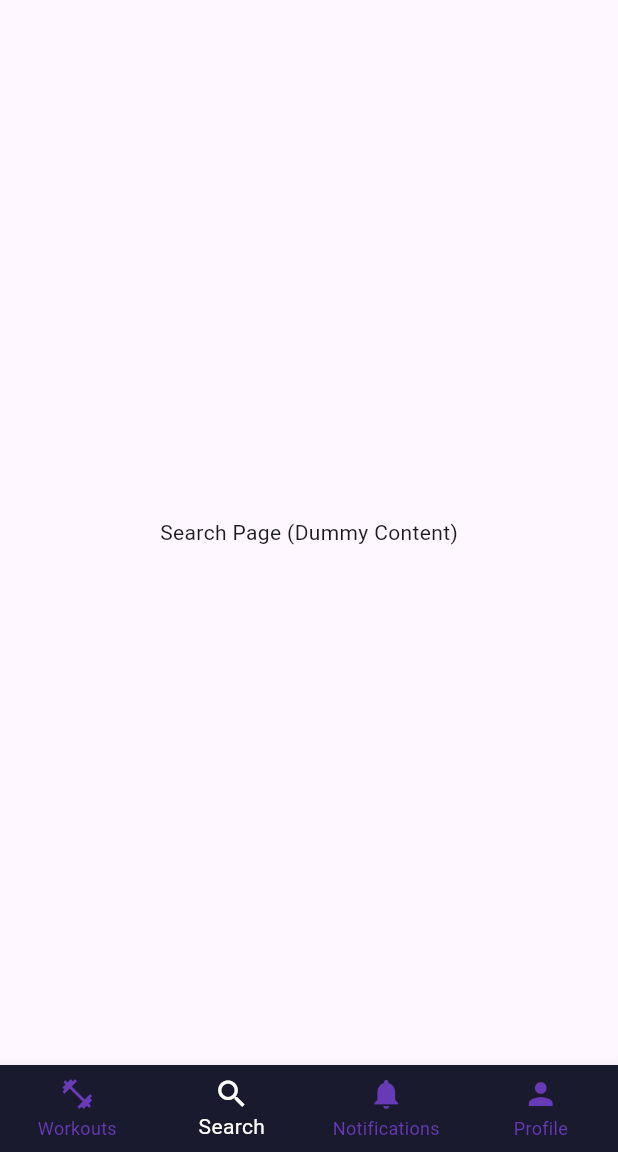
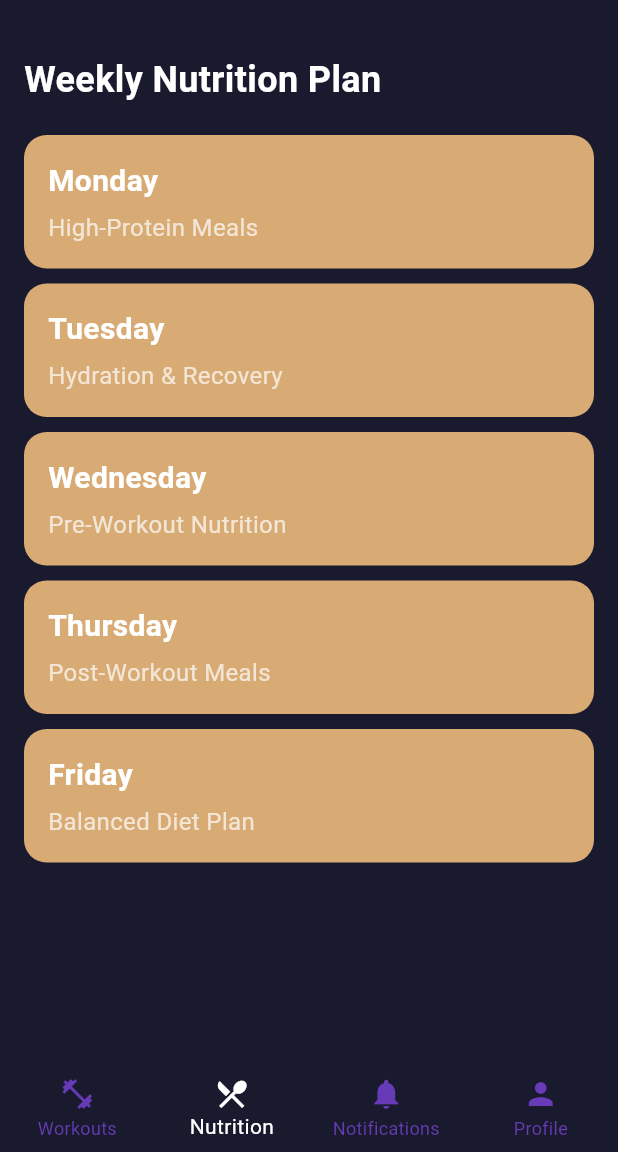
Before and after one commit to parip2/Fitness-App, a Flutter app: the screen it shows after launch, item 2 of the bottom bar chosen, on a phone screen of 412 x 824 dp, the part 84-1236 px from its top. Run offline on Flutter 3.47's test engine with Material 3 defaults, Android fonts, the phone set to English and light mode, and no system bars; our stand-ins replace cloud_firestore, firebase_auth, firebase_core; accounts and stored records are empty.

Commit message:
notifications and nutrition

```diff
--- a/lib/main.dart
+++ b/lib/main.dart
@@ -6,6 +6,7 @@ import 'src/pages/signup.dart'; // Import the signup page
 import 'src/pages/home.dart'; // Import the home page
 import 'dart:io' show Platform;
 import 'package:flutter/foundation.dart' show kIsWeb;
+import 'src/pages/notifications.dart';
 
 // Import firebase_options correctly
 import 'firebase_options.dart'
@@ -55,6 +56,7 @@ class MyApp extends StatelessWidget {
         '/login': (context) => const LoginPage(),
         '/home': (context) => const HomePage(),
         '/signup': (context) => const SignupPage(),
+        '/notifications': (context) => const NotificationsPage(),
       },
     );
   }
--- a/lib/src/pages/home.dart
+++ b/lib/src/pages/home.dart
@@ -3,6 +3,8 @@ import 'package:firebase_auth/firebase_auth.dart'; // Import Firebase Auth
 import 'login.dart'; // Import the login page
 import 'profile.dart'; // Import the profile page
 import 'dart:math';
+import 'notifications.dart';
+import 'nutrition.dart';
 
 class HomePage extends StatefulWidget {
   const HomePage({super.key});
@@ -17,8 +19,8 @@ class _HomePageState extends State<HomePage> {
   // List of widgets for each tab
   final List<Widget> _pages = const [
     WeeklyWorkoutChallenge(), // New workout challenge page
-    Center(child: Text('Search Page (Dummy Content)')), // Search content
-    Center(child: Text('Notifications Page (Dummy Content)')), // Notifications content
+    NutritionPage(),
+    NotificationsPage(),
     ProfilePage(), // Profile page
   ];
 
@@ -61,8 +63,8 @@ class _HomePageState extends State<HomePage> {
             label: 'Workouts',
           ),
           BottomNavigationBarItem(
-            icon: Icon(Icons.search),
-            label: 'Search',
+            icon: Icon(Icons.restaurant_menu),
+            label: 'Nutrition',
           ),
           BottomNavigationBarItem(
             icon: Icon(Icons.notifications),
--- /dev/null
+++ b/lib/src/pages/nutrition.dart
@@ -0,0 +1,147 @@
+import 'package:flutter/material.dart';
+
+class NutritionPage extends StatelessWidget {
+  const NutritionPage({super.key});
+
+  @override
+  Widget build(BuildContext context) {
+    return Scaffold(
+      backgroundColor: const Color(0xFF1A1A2E), // Dark theme background
+      body: Padding(
+        padding: const EdgeInsets.all(16.0),
+        child: Column(
+          crossAxisAlignment: CrossAxisAlignment.start,
+          children: <Widget>[
+            const SizedBox(height: 20),
+            const Text(
+              'Weekly Nutrition Plan',
+              style: TextStyle(
+                color: Colors.white,
+                fontSize: 24,
+                fontWeight: FontWeight.bold,
+              ),
+            ),
+            const SizedBox(height: 20),
+            Expanded(
+              child: ListView(
+                children: [
+                  _buildMealCard(context, 'Monday', 'High-Protein Meals'),
+                  const SizedBox(height: 10),
+                  _buildMealCard(context, 'Tuesday', 'Hydration & Recovery'),
+                  const SizedBox(height: 10),
+                  _buildMealCard(context, 'Wednesday', 'Pre-Workout Nutrition'),
+                  const SizedBox(height: 10),
+                  _buildMealCard(context, 'Thursday', 'Post-Workout Meals'),
+                  const SizedBox(height: 10),
+                  _buildMealCard(context, 'Friday', 'Balanced Diet Plan'),
+                ],
+              ),
+            ),
+          ],
+        ),
+      ),
+    );
+  }
+
+  Widget _buildMealCard(BuildContext context, String day, String mealType) {
+    return GestureDetector(
+      onTap: () {
+        // Navigate to Meal Detail Page
+        Navigator.push(
+          context,
+          MaterialPageRoute(
+            builder: (context) => MealDetailPage(day: day, mealType: mealType),
+          ),
+        );
+      },
+      child: Container(
+        decoration: BoxDecoration(
+          color: const Color(0xFFd8aa74),
+          borderRadius: BorderRadius.circular(15),
+        ),
+        padding: const EdgeInsets.all(16.0),
+        child: Column(
+          crossAxisAlignment: CrossAxisAlignment.start,
+          children: [
+            Text(
+              day,
+              style: const TextStyle(color: Colors.white, fontSize: 20, fontWeight: FontWeight.bold),
+            ),
+            const SizedBox(height: 5),
+            Text(
+              mealType,
+              style: const TextStyle(color: Colors.white70, fontSize: 16),
+            ),
+          ],
+        ),
+      ),
+    );
+  }
+}
+
+class MealDetailPage extends StatelessWidget {
+  final String day;
+  final String mealType;
+
+  const MealDetailPage({super.key, required this.day, required this.mealType});
+
+  @override
+  Widget build(BuildContext context) {
+    // Example meal plans
+    final Map<String, String> mealPlans = {
+      'Monday': 'Breakfast: Scrambled eggs with whole grain toast & avocado.\n'
+          'Lunch: Grilled chicken salad with quinoa & veggies.\n'
+          'Dinner: Baked salmon with roasted sweet potatoes & spinach.',
+      'Tuesday': 'Breakfast: Oatmeal with chia seeds, berries, and almonds.\n'
+          'Lunch: Lentil soup with whole grain bread.\n'
+          'Dinner: Stir-fried tofu with brown rice and vegetables.',
+      'Wednesday': 'Breakfast: Greek yogurt with honey, berries and granola.\n'
+          'Lunch: Turkey and avocado wrap with a side of carrots.\n'
+          'Dinner: Grilled fish with quinoa and steamed broccoli.',
+      'Thursday': 'Breakfast: Smoothie with banana, protein powder, and almond milk.\n'
+          'Lunch: Chicken breast with quinoa and roasted vegetables.\n'
+          'Dinner: Beef stir-fry with whole grain noodles.',
+      'Friday': 'Breakfast: Peanut butter toast with a banana.\n'
+          'Lunch: Tuna salad with mixed greens and balsamic dressing.\n'
+          'Dinner: Whole grain pasta with spinach and marinara sauce.'
+    };
+
+    return Scaffold(
+      appBar: AppBar(
+        title: Text(
+          '$day - $mealType',
+          style: const TextStyle(
+            color: Colors.white,
+            fontSize: 22,
+            fontWeight: FontWeight.bold,
+          ),
+        ),
+        backgroundColor: const Color(0xFF1A1A2E),
+        leading: IconButton(
+          icon: const Icon(Icons.arrow_back, color: Colors.white),
+          onPressed: () {
+            Navigator.pop(context);
+          },
+        ),
+      ),
+      backgroundColor: const Color(0xFF1A1A2E),
+      body: Padding(
+        padding: const EdgeInsets.all(16.0),
+        child: Column(
+          crossAxisAlignment: CrossAxisAlignment.start,
+          children: [
+            const Text(
+              'Meal Plan for the Day',
+              style: TextStyle(color: Colors.white, fontSize: 24, fontWeight: FontWeight.bold),
+            ),
+            const SizedBox(height: 20),
+            Text(
+              mealPlans[day] ?? 'Meal plan not available.',
+              style: const TextStyle(color: Colors.white, fontSize: 16),
+            ),
+          ],
+        ),
+      ),
+    );
+  }
+}
```
Also changed, not shown: lib/src/pages/notifications.dart (added, +39 -0 lines).
